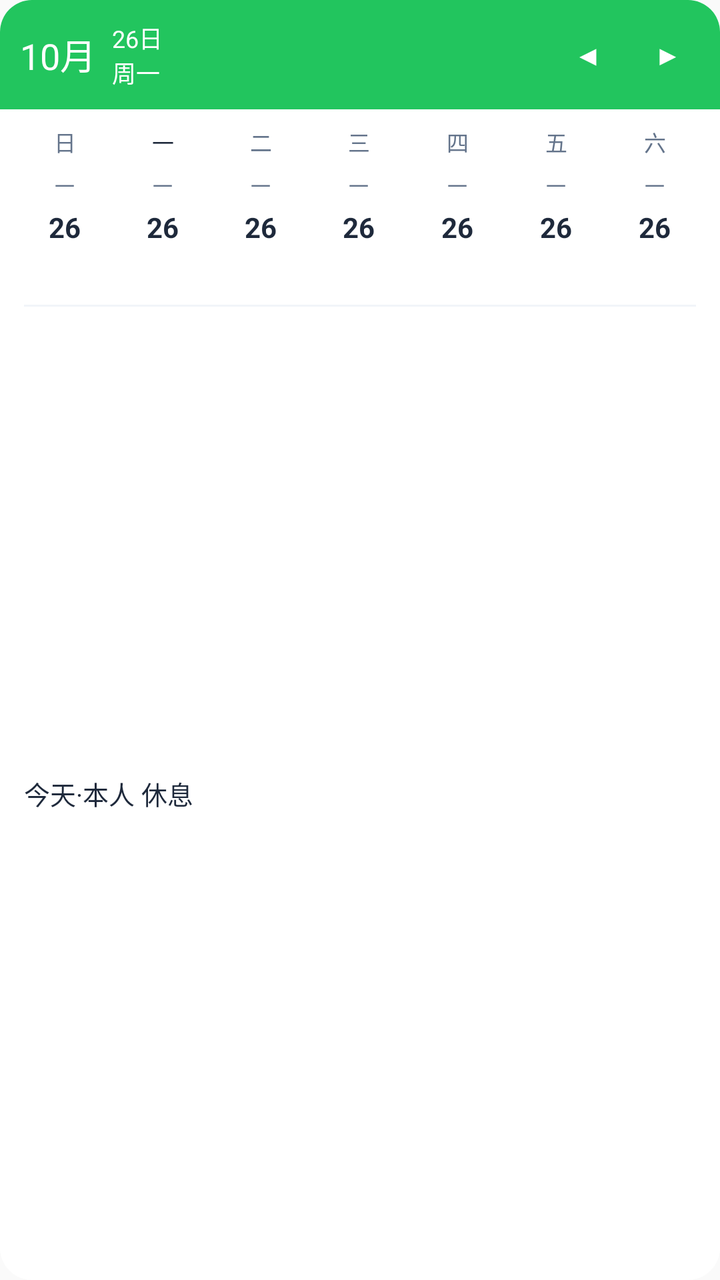
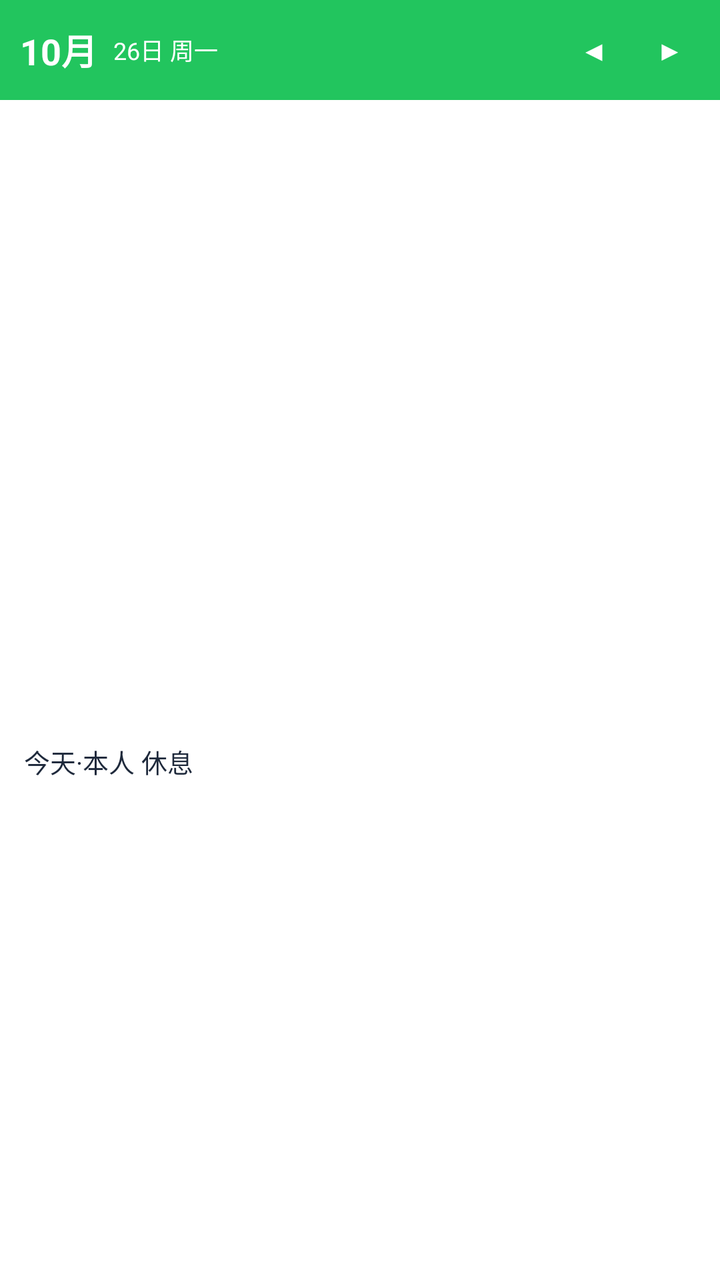

Compare the two renders of this Android layout. The source of the first and the diff that turns it into the second are given below.
<!-- AndroidManifest.xml: application theme Theme.AppCompat.DayNight.NoActionBar -->
<!-- res/layout/widget_week.xml -->
<?xml version="1.0" encoding="utf-8"?>
<LinearLayout xmlns:android="http://schemas.android.com/apk/res/android"
    android:layout_width="match_parent"
    android:layout_height="match_parent"
    android:background="@drawable/bg_widget_rounded"
    android:orientation="vertical">

    
    <LinearLayout
        android:layout_width="match_parent"
        android:layout_height="wrap_content"
        android:background="@drawable/bg_header_rounded"
        android:gravity="center_vertical"
        android:orientation="horizontal"
        android:padding="10dp">
        
        <TextView
            android:id="@+id/tv_header_month"
            android:layout_width="wrap_content"
            android:layout_height="wrap_content"
            android:text="10月"
            android:textColor="#FFFFFF"
            android:textSize="18sp" />
        <TextView
            android:id="@+id/tv_header_day"
            android:layout_width="wrap_content"
            android:layout_height="wrap_content"
            android:layout_marginStart="8dp"
            android:text="26日\n周一"
            android:textColor="#FFFFFF"
            android:textSize="12sp" />
            
        <Space android:layout_width="0dp" android:layout_height="wrap_content" android:layout_weight="1" />
        
        <TextView
            android:id="@+id/btn_prev_week"
            android:layout_width="32dp"
            android:layout_height="32dp"
            android:gravity="center"
            android:text="◀"
            android:textColor="#FFFFFF"
            android:textSize="14sp" />
        <TextView
            android:id="@+id/btn_next_week"
            android:layout_width="32dp"
            android:layout_height="32dp"
            android:layout_marginStart="8dp"
            android:gravity="center"
            android:text="▶"
            android:textColor="#FFFFFF"
            android:textSize="14sp" />
    </LinearLayout>

    
    <LinearLayout
        android:layout_width="match_parent"
        android:layout_height="wrap_content"
        android:orientation="horizontal"
        android:paddingHorizontal="8dp"
        android:paddingTop="8dp"
        android:weightSum="7">
        <TextView android:layout_width="0dp" android:layout_height="wrap_content" android:layout_weight="1" android:gravity="center" android:text="日" android:textColor="#64748B" android:textSize="11sp"/>
        <TextView android:layout_width="0dp" android:layout_height="wrap_content" android:layout_weight="1" android:gravity="center" android:text="一" android:textColor="#1E293B" android:textSize="11sp"/>
        <TextView android:layout_width="0dp" android:layout_height="wrap_content" android:layout_weight="1" android:gravity="center" android:text="二" android:textColor="#64748B" android:textSize="11sp"/>
        <TextView android:layout_width="0dp" android:layout_height="wrap_content" android:layout_weight="1" android:gravity="center" android:text="三" android:textColor="#64748B" android:textSize="11sp"/>
        <TextView android:layout_width="0dp" android:layout_height="wrap_content" android:layout_weight="1" android:gravity="center" android:text="四" android:textColor="#64748B" android:textSize="11sp"/>
        <TextView android:layout_width="0dp" android:layout_height="wrap_content" android:layout_weight="1" android:gravity="center" android:text="五" android:textColor="#64748B" android:textSize="11sp"/>
        <TextView android:layout_width="0dp" android:layout_height="wrap_content" android:layout_weight="1" android:gravity="center" android:text="六" android:textColor="#64748B" android:textSize="11sp"/>
    </LinearLayout>

    
    <LinearLayout
        android:layout_width="match_parent"
        android:layout_height="wrap_content"
        android:orientation="horizontal"
        android:paddingHorizontal="8dp"
        android:paddingVertical="4dp"
        android:weightSum="7">
        
        
        <LinearLayout android:layout_width="0dp" android:layout_height="wrap_content" android:layout_weight="1" android:orientation="vertical" android:gravity="center" android:padding="2dp">
            <TextView android:id="@+id/tv_w0" android:layout_width="wrap_content" android:layout_height="wrap_content" android:text="一" android:textColor="#64748B" android:textSize="10sp" />
            <TextView android:id="@+id/tv_d0" android:layout_width="24dp" android:layout_height="24dp" android:layout_marginTop="2dp" android:gravity="center" android:text="26" android:textColor="#1E293B" android:textSize="14sp" android:textStyle="bold" />
            <TextView android:id="@+id/tv_s0" android:layout_width="match_parent" android:layout_height="wrap_content" android:layout_marginHorizontal="2dp" android:layout_marginTop="2dp" android:gravity="center" android:paddingVertical="2dp" android:text="休" android:textColor="#FFFFFF" android:textSize="10sp" />
        </LinearLayout>

        
        <LinearLayout android:layout_width="0dp" android:layout_height="wrap_content" android:layout_weight="1" android:orientation="vertical" android:gravity="center" android:padding="2dp">
            <TextView android:id="@+id/tv_w1" android:layout_width="wrap_content" android:layout_height="wrap_content" android:text="一" android:textColor="#64748B" android:textSize="10sp" />
            <TextView android:id="@+id/tv_d1" android:layout_width="24dp" android:layout_height="24dp" android:layout_marginTop="2dp" android:gravity="center" android:text="26" android:textColor="#1E293B" android:textSize="14sp" android:textStyle="bold" />
            <TextView android:id="@+id/tv_s1" android:layout_width="match_parent" android:layout_height="wrap_content" android:layout_marginHorizontal="2dp" android:layout_marginTop="2dp" android:gravity="center" android:paddingVertical="2dp" android:text="休" android:textColor="#FFFFFF" android:textSize="10sp" />
        </LinearLayout>

        
        <LinearLayout android:layout_width="0dp" android:layout_height="wrap_content" android:layout_weight="1" android:orientation="vertical" android:gravity="center" android:padding="2dp">
            <TextView android:id="@+id/tv_w2" android:layout_width="wrap_content" android:layout_height="wrap_content" android:text="一" android:textColor="#64748B" android:textSize="10sp" />
            <TextView android:id="@+id/tv_d2" android:layout_width="24dp" android:layout_height="24dp" android:layout_marginTop="2dp" android:gravity="center" android:text="26" android:textColor="#1E293B" android:textSize="14sp" android:textStyle="bold" />
            <TextView android:id="@+id/tv_s2" android:layout_width="match_parent" android:layout_height="wrap_content" android:layout_marginHorizontal="2dp" android:layout_marginTop="2dp" android:gravity="center" android:paddingVertical="2dp" android:text="休" android:textColor="#FFFFFF" android:textSize="10sp" />
        </LinearLayout>

        
        <LinearLayout android:layout_width="0dp" android:layout_height="wrap_content" android:layout_weight="1" android:orientation="vertical" android:gravity="center" android:padding="2dp">
            <TextView android:id="@+id/tv_w3" android:layout_width="wrap_content" android:layout_height="wrap_content" android:text="一" android:textColor="#64748B" android:textSize="10sp" />
            <TextView android:id="@+id/tv_d3" android:layout_width="24dp" android:layout_height="24dp" android:layout_marginTop="2dp" android:gravity="center" android:text="26" android:textColor="#1E293B" android:textSize="14sp" android:textStyle="bold" />
            <TextView android:id="@+id/tv_s3" android:layout_width="match_parent" android:layout_height="wrap_content" android:layout_marginHorizontal="2dp" android:layout_marginTop="2dp" android:gravity="center" android:paddingVertical="2dp" android:text="休" android:textColor="#FFFFFF" android:textSize="10sp" />
        </LinearLayout>

        
        <LinearLayout android:layout_width="0dp" android:layout_height="wrap_content" android:layout_weight="1" android:orientation="vertical" android:gravity="center" android:padding="2dp">
            <TextView android:id="@+id/tv_w4" android:layout_width="wrap_content" android:layout_height="wrap_content" android:text="一" android:textColor="#64748B" android:textSize="10sp" />
            <TextView android:id="@+id/tv_d4" android:layout_width="24dp" android:layout_height="24dp" android:layout_marginTop="2dp" android:gravity="center" android:text="26" android:textColor="#1E293B" android:textSize="14sp" android:textStyle="bold" />
            <TextView android:id="@+id/tv_s4" android:layout_width="match_parent" android:layout_height="wrap_content" android:layout_marginHorizontal="2dp" android:layout_marginTop="2dp" android:gravity="center" android:paddingVertical="2dp" android:text="休" android:textColor="#FFFFFF" android:textSize="10sp" />
        </LinearLayout>

        
        <LinearLayout android:layout_width="0dp" android:layout_height="wrap_content" android:layout_weight="1" android:orientation="vertical" android:gravity="center" android:padding="2dp">
            <TextView android:id="@+id/tv_w5" android:layout_width="wrap_content" android:layout_height="wrap_content" android:text="一" android:textColor="#64748B" android:textSize="10sp" />
            <TextView android:id="@+id/tv_d5" android:layout_width="24dp" android:layout_height="24dp" android:layout_marginTop="2dp" android:gravity="center" android:text="26" android:textColor="#1E293B" android:textSize="14sp" android:textStyle="bold" />
            <TextView android:id="@+id/tv_s5" android:layout_width="match_parent" android:layout_height="wrap_content" android:layout_marginHorizontal="2dp" android:layout_marginTop="2dp" android:gravity="center" android:paddingVertical="2dp" android:text="休" android:textColor="#FFFFFF" android:textSize="10sp" />
        </LinearLayout>

        
        <LinearLayout android:layout_width="0dp" android:layout_height="wrap_content" android:layout_weight="1" android:orientation="vertical" android:gravity="center" android:padding="2dp">
            <TextView android:id="@+id/tv_w6" android:layout_width="wrap_content" android:layout_height="wrap_content" android:text="一" android:textColor="#64748B" android:textSize="10sp" />
            <TextView android:id="@+id/tv_d6" android:layout_width="24dp" android:layout_height="24dp" android:layout_marginTop="2dp" android:gravity="center" android:text="26" android:textColor="#1E293B" android:textSize="14sp" android:textStyle="bold" />
            <TextView android:id="@+id/tv_s6" android:layout_width="match_parent" android:layout_height="wrap_content" android:layout_marginHorizontal="2dp" android:layout_marginTop="2dp" android:gravity="center" android:paddingVertical="2dp" android:text="休" android:textColor="#FFFFFF" android:textSize="10sp" />
        </LinearLayout>
    </LinearLayout>

    <View android:layout_width="match_parent" android:layout_height="1dp" android:layout_marginHorizontal="12dp" android:background="#F1F5F9"/>

    
    <LinearLayout
        android:layout_width="match_parent"
        android:layout_height="match_parent"
        android:orientation="horizontal"
        android:gravity="center_vertical"
        android:padding="12dp">
        <TextView
            android:id="@+id/tv_bottom_shift"
            android:layout_width="match_parent"
            android:layout_height="wrap_content"
            android:text="今天·本人 休息"
            android:textColor="#1E293B"
            android:textSize="13sp" />
    </LinearLayout>
</LinearLayout>
<!-- resources referenced by this layout -->
<resources>
  <!-- drawable bg_header_rounded (drawable) -->
  <?xml version="1.0" encoding="utf-8"?>
  <shape xmlns:android="http://schemas.android.com/apk/res/android">
      <solid android:color="#22C55E" />
      <corners
          android:topLeftRadius="16dp"
          android:topRightRadius="16dp" />
  </shape>
  <!-- drawable bg_widget_rounded (drawable) -->
  <?xml version="1.0" encoding="utf-8"?>
  <shape xmlns:android="http://schemas.android.com/apk/res/android">
      <solid android:color="#FFFFFF" />
      <corners android:radius="16dp" />
  </shape>
</resources>

<!-- the commit's change to res/layout/widget_week.xml (unified diff, before → after) -->
@@ -2,48 +2,54 @@
 <LinearLayout xmlns:android="http://schemas.android.com/apk/res/android"
     android:layout_width="match_parent"
     android:layout_height="match_parent"
-    android:background="@drawable/bg_widget_rounded"
+    android:background="#FFFFFF"
     android:orientation="vertical">
 
     
     <LinearLayout
         android:layout_width="match_parent"
         android:layout_height="wrap_content"
-        android:background="@drawable/bg_header_rounded"
+        android:background="#22C55E"
         android:gravity="center_vertical"
         android:orientation="horizontal"
         android:padding="10dp">
-        
+
         <TextView
             android:id="@+id/tv_header_month"
             android:layout_width="wrap_content"
             android:layout_height="wrap_content"
             android:text="10月"
             android:textColor="#FFFFFF"
-            android:textSize="18sp" />
+            android:textSize="18sp"
+            android:textStyle="bold" />
+
         <TextView
             android:id="@+id/tv_header_day"
             android:layout_width="wrap_content"
             android:layout_height="wrap_content"
             android:layout_marginStart="8dp"
-            android:text="26日\n周一"
+            android:text="26日 周一"
             android:textColor="#FFFFFF"
             android:textSize="12sp" />
-            
-        <Space android:layout_width="0dp" android:layout_height="wrap_content" android:layout_weight="1" />
-        
+
+        <View
+            android:layout_width="0dp"
+            android:layout_height="0dp"
+            android:layout_weight="1" />
+
         <TextView
             android:id="@+id/btn_prev_week"
-            android:layout_width="32dp"
-            android:layout_height="32dp"
+            android:layout_width="30dp"
+            android:layout_height="30dp"
             android:gravity="center"
             android:text="◀"
             android:textColor="#FFFFFF"
             android:textSize="14sp" />
+
         <TextView
             android:id="@+id/btn_next_week"
-            android:layout_width="32dp"
-            android:layout_height="32dp"
+            android:layout_width="30dp"
+            android:layout_height="30dp"
             android:layout_marginStart="8dp"
             android:gravity="center"
             android:text="▶"
@@ -56,78 +62,52 @@
         android:layout_width="match_parent"
         android:layout_height="wrap_content"
         android:orientation="horizontal"
-        android:paddingHorizontal="8dp"
-        android:paddingTop="8dp"
+        android:padding="6dp"
         android:weightSum="7">
-        <TextView android:layout_width="0dp" android:layout_height="wrap_content" android:layout_weight="1" android:gravity="center" android:text="日" android:textColor="#64748B" android:textSize="11sp"/>
-        <TextView android:layout_width="0dp" android:layout_height="wrap_content" android:layout_weight="1" android:gravity="center" android:text="一" android:textColor="#1E293B" android:textSize="11sp"/>
-        <TextView android:layout_width="0dp" android:layout_height="wrap_content" android:layout_weight="1" android:gravity="center" android:text="二" android:textColor="#64748B" android:textSize="11sp"/>
-        <TextView android:layout_width="0dp" android:layout_height="wrap_content" android:layout_weight="1" android:gravity="center" android:text="三" android:textColor="#64748B" android:textSize="11sp"/>
-        <TextView android:layout_width="0dp" android:layout_height="wrap_content" android:layout_weight="1" android:gravity="center" android:text="四" android:textColor="#64748B" android:textSize="11sp"/>
-        <TextView android:layout_width="0dp" android:layout_height="wrap_content" android:layout_weight="1" android:gravity="center" android:text="五" android:textColor="#64748B" android:textSize="11sp"/>
-        <TextView android:layout_width="0dp" android:layout_height="wrap_content" android:layout_weight="1" android:gravity="center" android:text="六" android:textColor="#64748B" android:textSize="11sp"/>
-    </LinearLayout>
 
-    
-    <LinearLayout
-        android:layout_width="match_parent"
-        android:layout_height="wrap_content"
-        android:orientation="horizontal"
-        android:paddingHorizontal="8dp"
-        android:paddingVertical="4dp"
-        android:weightSum="7">
-        
-        
-        <LinearLayout android:layout_width="0dp" android:layout_height="wrap_content" android:layout_weight="1" android:orientation="vertical" android:gravity="center" android:padding="2dp">
-            <TextView android:id="@+id/tv_w0" android:layout_width="wrap_content" android:layout_height="wrap_content" android:text="一" android:textColor="#64748B" android:textSize="10sp" />
-            <TextView android:id="@+id/tv_d0" android:layout_width="24dp" android:layout_height="24dp" android:layout_marginTop="2dp" android:gravity="center" android:text="26" android:textColor="#1E293B" android:textSize="14sp" android:textStyle="bold" />
-            <TextView android:id="@+id/tv_s0" android:layout_width="match_parent" android:layout_height="wrap_content" android:layout_marginHorizontal="2dp" android:layout_marginTop="2dp" android:gravity="center" android:paddingVertical="2dp" android:text="休" android:textColor="#FFFFFF" android:textSize="10sp" />
+        <LinearLayout android:layout_width="0dp" android:layout_height="wrap_content" android:layout_weight="1" android:orientation="vertical" android:gravity="center">
+            <TextView android:id="@+id/tv_w0" android:layout_width="wrap_content" android:layout_height="wrap_content" android:textSize="10sp" android:textColor="#64748B" />
+            <TextView android:id="@+id/tv_d0" android:layout_width="24dp" android:layout_height="24dp" android:layout_marginTop="2dp" android:gravity="center" android:textSize="14sp" android:textColor="#1E293B" android:textStyle="bold" />
+            <TextView android:id="@+id/tv_s0" android:layout_width="match_parent" android:layout_height="wrap_content" android:layout_marginHorizontal="2dp" android:layout_marginTop="2dp" android:gravity="center" android:paddingVertical="2dp" android:textColor="#FFFFFF" android:textSize="10sp" />
         </LinearLayout>
 
-        
-        <LinearLayout android:layout_width="0dp" android:layout_height="wrap_content" android:layout_weight="1" android:orientation="vertical" android:gravity="center" android:padding="2dp">
-            <TextView android:id="@+id/tv_w1" android:layout_width="wrap_content" android:layout_height="wrap_content" android:text="一" android:textColor="#64748B" android:textSize="10sp" />
-            <TextView android:id="@+id/tv_d1" android:layout_width="24dp" android:layout_height="24dp" android:layout_marginTop="2dp" android:gravity="center" android:text="26" android:textColor="#1E293B" android:textSize="14sp" android:textStyle="bold" />
-            <TextView android:id="@+id/tv_s1" android:layout_width="match_parent" android:layout_height="wrap_content" android:layout_marginHorizontal="2dp" android:layout_marginTop="2dp" android:gravity="center" android:paddingVertical="2dp" android:text="休" android:textColor="#FFFFFF" android:textSize="10sp" />
+        <LinearLayout android:layout_width="0dp" android:layout_height="wrap_content" android:layout_weight="1" android:orientation="vertical" android:gravity="center">
+            <TextView android:id="@+id/tv_w1" android:layout_width="wrap_content" android:layout_height="wrap_content" android:textSize="10sp" android:textColor="#64748B" />
+            <TextView android:id="@+id/tv_d1" android:layout_width="24dp" android:layout_height="24dp" android:layout_marginTop="2dp" android:gravity="center" android:textSize="14sp" android:textColor="#1E293B" android:textStyle="bold" />
+            <TextView android:id="@+id/tv_s1" android:layout_width="match_parent" android:layout_height="wrap_content" android:layout_marginHorizontal="2dp" android:layout_marginTop="2dp" android:gravity="center" android:paddingVertical="2dp" android:textColor="#FFFFFF" android:textSize="10sp" />
         </LinearLayout>
 
-        
-        <LinearLayout android:layout_width="0dp" android:layout_height="wrap_content" android:layout_weight="1" android:orientation="vertical" android:gravity="center" android:padding="2dp">
-            <TextView android:id="@+id/tv_w2" android:layout_width="wrap_content" android:layout_height="wrap_content" android:text="一" android:textColor="#64748B" android:textSize="10sp" />
-            <TextView android:id="@+id/tv_d2" android:layout_width="24dp" android:layout_height="24dp" android:layout_marginTop="2dp" android:gravity="center" android:text="26" android:textColor="#1E293B" android:textSize="14sp" android:textStyle="bold" />
-            <TextView android:id="@+id/tv_s2" android:layout_width="match_parent" android:layout_height="wrap_content" android:layout_marginHorizontal="2dp" android:layout_marginTop="2dp" android:gravity="center" android:paddingVertical="2dp" android:text="休" android:textColor="#FFFFFF" android:textSize="10sp" />
+        <LinearLayout android:layout_width="0dp" android:layout_height="wrap_content" android:layout_weight="1" android:orientation="vertical" android:gravity="center">
+            <TextView android:id="@+id/tv_w2" android:layout_width="wrap_content" android:layout_height="wrap_content" android:textSize="10sp" android:textColor="#64748B" />
+            <TextView android:id="@+id/tv_d2" android:layout_width="24dp" android:layout_height="24dp" android:layout_marginTop="2dp" android:gravity="center" android:textSize="14sp" android:textColor="#1E293B" android:textStyle="bold" />
+            <TextView android:id="@+id/tv_s2" android:layout_width="match_parent" android:layout_height="wrap_content" android:layout_marginHorizontal="2dp" android:layout_marginTop="2dp" android:gravity="center" android:paddingVertical="2dp" android:textColor="#FFFFFF" android:textSize="10sp" />
         </LinearLayout>
 
-        
-        <LinearLayout android:layout_width="0dp" android:layout_height="wrap_content" android:layout_weight="1" android:orientation="vertical" android:gravity="center" android:padding="2dp">
-            <TextView android:id="@+id/tv_w3" android:layout_width="wrap_content" android:layout_height="wrap_content" android:text="一" android:textColor="#64748B" android:textSize="10sp" />
-            <TextView android:id="@+id/tv_d3" android:layout_width="24dp" android:layout_height="24dp" android:layout_marginTop="2dp" android:gravity="center" android:text="26" android:textColor="#1E293B" android:textSize="14sp" android:textStyle="bold" />
-            <TextView android:id="@+id/tv_s3" android:layout_width="match_parent" android:layout_height="wrap_content" android:layout_marginHorizontal="2dp" android:layout_marginTop="2dp" android:gravity="center" android:paddingVertical="2dp" android:text="休" android:textColor="#FFFFFF" android:textSize="10sp" />
+        <LinearLayout android:layout_width="0dp" android:layout_height="wrap_content" android:layout_weight="1" android:orientation="vertical" android:gravity="center">
+            <TextView android:id="@+id/tv_w3" android:layout_width="wrap_content" android:layout_height="wrap_content" android:textSize="10sp" android:textColor="#64748B" />
+            <TextView android:id="@+id/tv_d3" android:layout_width="24dp" android:layout_height="24dp" android:layout_marginTop="2dp" android:gravity="center" android:textSize="14sp" android:textColor="#1E293B" android:textStyle="bold" />
+            <TextView android:id="@+id/tv_s3" android:layout_width="match_parent" android:layout_height="wrap_content" android:layout_marginHorizontal="2dp" android:layout_marginTop="2dp" android:gravity="center" android:paddingVertical="2dp" android:textColor="#FFFFFF" android:textSize="10sp" />
         </LinearLayout>
 
-        
-        <LinearLayout android:layout_width="0dp" android:layout_height="wrap_content" android:layout_weight="1" android:orientation="vertical" android:gravity="center" android:padding="2dp">
-            <TextView android:id="@+id/tv_w4" android:layout_width="wrap_content" android:layout_height="wrap_content" android:text="一" android:textColor="#64748B" android:textSize="10sp" />
-            <TextView android:id="@+id/tv_d4" android:layout_width="24dp" android:layout_height="24dp" android:layout_marginTop="2dp" android:gravity="center" android:text="26" android:textColor="#1E293B" android:textSize="14sp" android:textStyle="bold" />
-            <TextView android:id="@+id/tv_s4" android:layout_width="match_parent" android:layout_height="wrap_content" android:layout_marginHorizontal="2dp" android:layout_marginTop="2dp" android:gravity="center" android:paddingVertical="2dp" android:text="休" android:textColor="#FFFFFF" android:textSize="10sp" />
+        <LinearLayout android:layout_width="0dp" android:layout_height="wrap_content" android:layout_weight="1" android:orientation="vertical" android:gravity="center">
+            <TextView android:id="@+id/tv_w4" android:layout_width="wrap_content" android:layout_height="wrap_content" android:textSize="10sp" android:textColor="#64748B" />
+            <TextView android:id="@+id/tv_d4" android:layout_width="24dp" android:layout_height="24dp" android:layout_marginTop="2dp" android:gravity="center" android:textSize="14sp" android:textColor="#1E293B" android:textStyle="bold" />
+            <TextView android:id="@+id/tv_s4" android:layout_width="match_parent" android:layout_height="wrap_content" android:layout_marginHorizontal="2dp" android:layout_marginTop="2dp" android:gravity="center" android:paddingVertical="2dp" android:textColor="#FFFFFF" android:textSize="10sp" />
         </LinearLayout>
 
-        
-        <LinearLayout android:layout_width="0dp" android:layout_height="wrap_content" android:layout_weight="1" android:orientation="vertical" android:gravity="center" android:padding="2dp">
-            <TextView android:id="@+id/tv_w5" android:layout_width="wrap_content" android:layout_height="wrap_content" android:text="一" android:textColor="#64748B" android:textSize="10sp" />
-            <TextView android:id="@+id/tv_d5" android:layout_width="24dp" android:layout_height="24dp" android:layout_marginTop="2dp" android:gravity="center" android:text="26" android:textColor="#1E293B" android:textSize="14sp" android:textStyle="bold" />
-            <TextView android:id="@+id/tv_s5" android:layout_width="match_parent" android:layout_height="wrap_content" android:layout_marginHorizontal="2dp" android:layout_marginTop="2dp" android:gravity="center" android:paddingVertical="2dp" android:text="休" android:textColor="#FFFFFF" android:textSize="10sp" />
+        <LinearLayout android:layout_width="0dp" android:layout_height="wrap_content" android:layout_weight="1" android:orientation="vertical" android:gravity="center">
+            <TextView android:id="@+id/tv_w5" android:layout_width="wrap_content" android:layout_height="wrap_content" android:textSize="10sp" android:textColor="#64748B" />
+            <TextView android:id="@+id/tv_d5" android:layout_width="24dp" android:layout_height="24dp" android:layout_marginTop="2dp" android:gravity="center" android:textSize="14sp" android:textColor="#1E293B" android:textStyle="bold" />
+            <TextView android:id="@+id/tv_s5" android:layout_width="match_parent" android:layout_height="wrap_content" android:layout_marginHorizontal="2dp" android:layout_marginTop="2dp" android:gravity="center" android:paddingVertical="2dp" android:textColor="#FFFFFF" android:textSize="10sp" />
         </LinearLayout>
 
-        
-        <LinearLayout android:layout_width="0dp" android:layout_height="wrap_content" android:layout_weight="1" android:orientation="vertical" android:gravity="center" android:padding="2dp">
-            <TextView android:id="@+id/tv_w6" android:layout_width="wrap_content" android:layout_height="wrap_content" android:text="一" android:textColor="#64748B" android:textSize="10sp" />
-            <TextView android:id="@+id/tv_d6" android:layout_width="24dp" android:layout_height="24dp" android:layout_marginTop="2dp" android:gravity="center" android:text="26" android:textColor="#1E293B" android:textSize="14sp" android:textStyle="bold" />
-            <TextView android:id="@+id/tv_s6" android:layout_width="match_parent" android:layout_height="wrap_content" android:layout_marginHorizontal="2dp" android:layout_marginTop="2dp" android:gravity="center" android:paddingVertical="2dp" android:text="休" android:textColor="#FFFFFF" android:textSize="10sp" />
+        <LinearLayout android:layout_width="0dp" android:layout_height="wrap_content" android:layout_weight="1" android:orientation="vertical" android:gravity="center">
+            <TextView android:id="@+id/tv_w6" android:layout_width="wrap_content" android:layout_height="wrap_content" android:textSize="10sp" android:textColor="#64748B" />
+            <TextView android:id="@+id/tv_d6" android:layout_width="24dp" android:layout_height="24dp" android:layout_marginTop="2dp" android:gravity="center" android:textSize="14sp" android:textColor="#1E293B" android:textStyle="bold" />
+            <TextView android:id="@+id/tv_s6" android:layout_width="match_parent" android:layout_height="wrap_content" android:layout_marginHorizontal="2dp" android:layout_marginTop="2dp" android:gravity="center" android:paddingVertical="2dp" android:textColor="#FFFFFF" android:textSize="10sp" />
         </LinearLayout>
+
     </LinearLayout>
-
-    <View android:layout_width="match_parent" android:layout_height="1dp" android:layout_marginHorizontal="12dp" android:background="#F1F5F9"/>
 
     
     <LinearLayout
<!-- resource entries referenced after the edit -->
@@ -1,18 +1,5 @@
 <!-- resources referenced by this layout -->
 <resources>
-  <!-- drawable bg_header_rounded (drawable) -->
-  <?xml version="1.0" encoding="utf-8"?>
-  <shape xmlns:android="http://schemas.android.com/apk/res/android">
-      <solid android:color="#22C55E" />
-      <corners
-          android:topLeftRadius="16dp"
-          android:topRightRadius="16dp" />
-  </shape>
-  <!-- drawable bg_widget_rounded (drawable) -->
-  <?xml version="1.0" encoding="utf-8"?>
-  <shape xmlns:android="http://schemas.android.com/apk/res/android">
-      <solid android:color="#FFFFFF" />
-      <corners android:radius="16dp" />
-  </shape>
+
 </resources>
 
